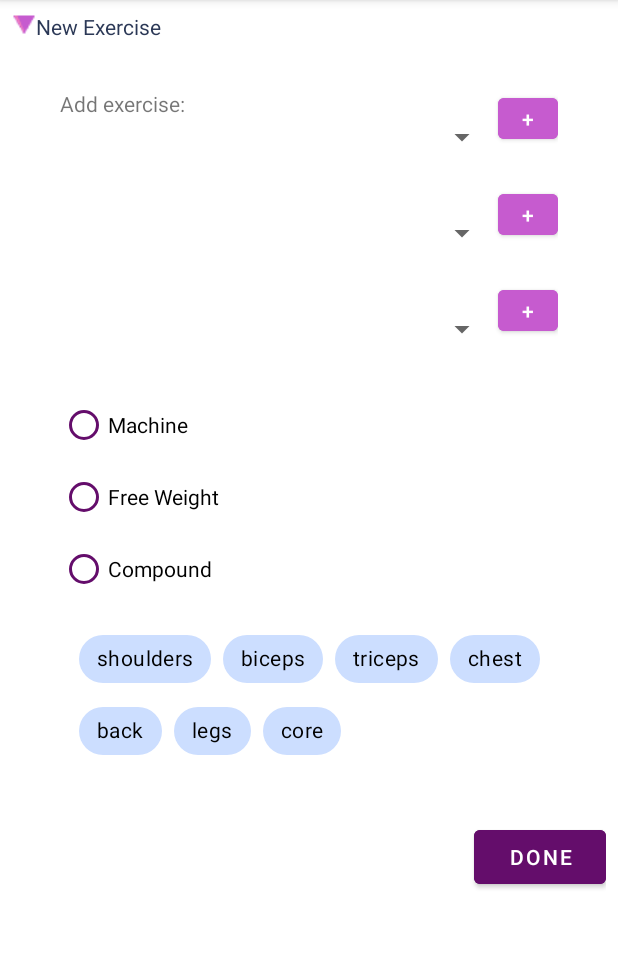
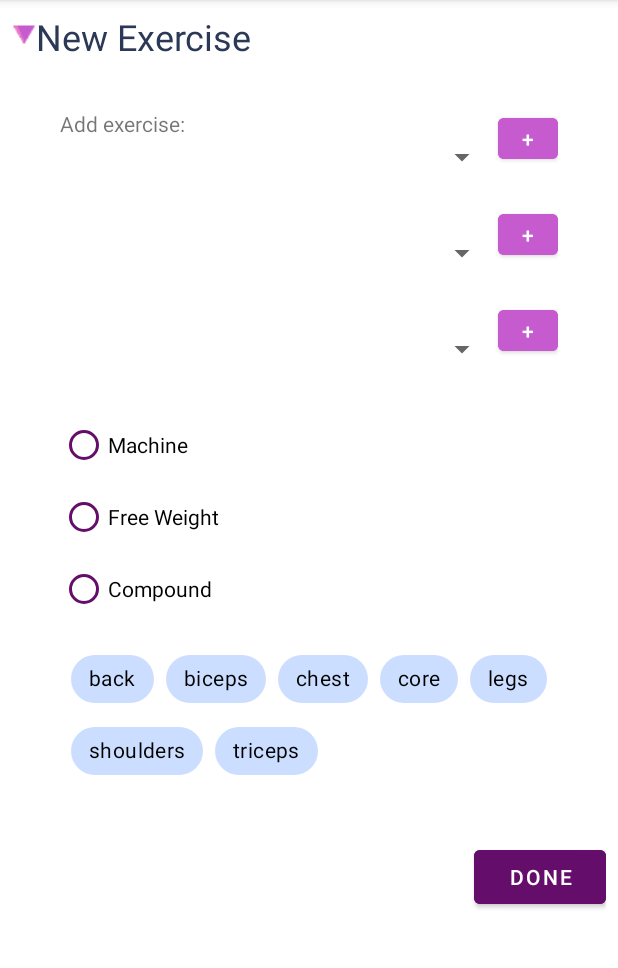
Before and after one commit to OverlordAlex/Fitocrazy, an Android app: the AddNewExerciseToWorkoutActivity screen opened directly, with no data from a screen before it, on a phone screen of 412 x 824 dp, the part 84-1052 px from its top. Run offline under Robolectric (Android 15) with nearby library versions, the phone set to English and light mode, and no system bars; our stand-ins replace Room's generated code.

Commit message:
Minor bug fixes and QoL improvements

```diff
--- a/app/build.gradle.kts
+++ b/app/build.gradle.kts
@@ -17,6 +17,7 @@ android {
         targetSdk = 34
         versionCode = 2
         versionName = "2.0"
+//        version 13 of the DB
 
         testInstrumentationRunner = "androidx.test.runner.AndroidJUnitRunner"
     }
--- a/app/src/main/AndroidManifest.xml
+++ b/app/src/main/AndroidManifest.xml
@@ -16,8 +16,7 @@
         tools:targetApi="31">
         <activity
             android:name=".HomepageActivity"
-            android:exported="true"
-            android:label="@string/title_activity_homepage">
+            android:exported="true">
             <intent-filter>
                 <action android:name="android.intent.action.MAIN" />
 
@@ -30,7 +29,8 @@
             android:exported="true"
             android:parentActivityName=".HomepageActivity"
             android:launchMode="singleInstance"
-            android:theme="@style/Theme.MaterialComponents.DayNight.NoActionBar"/>
+            android:theme="@style/Theme.MaterialComponents.DayNight.NoActionBar"
+            android:windowSoftInputMode="adjustPan" />
         <activity
             android:name=".ui.home.workout.addExercise.AddNewExerciseToWorkoutActivity"
             android:exported="true"
--- a/app/src/main/java/com/itsabugnotafeature/fitocrazy/ui/home/workout/addExercise/AddNewExerciseToWorkoutActivity.kt
+++ b/app/src/main/java/com/itsabugnotafeature/fitocrazy/ui/home/workout/addExercise/AddNewExerciseToWorkoutActivity.kt
@@ -97,13 +97,14 @@ class AddNewExerciseToWorkoutActivity : AppCompatActivity(), AdapterView.OnItemS
                         val db = ExerciseDatabase.getInstance(applicationContext)
                         val existing = db.exerciseDao().getExerciseComponent(enteredText, exerciseComponentType)
                         if (existing == null) {
-                            db.exerciseDao().addExerciseComponent(
-                                ExerciseComponentModel(
-                                    0,
-                                    enteredText,
-                                    exerciseComponentType
-                                )
+                            val newComponent = ExerciseComponentModel(
+                                0,
+                                enteredText,
+                                exerciseComponentType
                             )
+                            newComponent.componentId = db.exerciseDao().addExerciseComponent(newComponent)
+                            updateSpinnerData()
+                            spinner.setSelection(equipmentAdapter.getPosition(newComponent))
                         } else {
                             spinner.setSelection(
                                 (spinner.adapter as ArrayAdapter<ExerciseComponentModel>).getPosition(
@@ -111,8 +112,6 @@ class AddNewExerciseToWorkoutActivity : AppCompatActivity(), AdapterView.OnItemS
                                 ), false
                             )
                         }
-                        updateSpinnerData()
-                        spinner.setSelection(spinner.adapter.count - 1)
                     }
                 }
             }
@@ -123,15 +122,15 @@ class AddNewExerciseToWorkoutActivity : AppCompatActivity(), AdapterView.OnItemS
         val db = ExerciseDatabase.getInstance(this)
         equipmentAdapter.clear()
         equipmentAdapter.addAll(
-            db.exerciseDao().getExerciseComponent(ExerciseComponentType.EQUIPMENT)
+            db.exerciseDao().getExerciseComponent(ExerciseComponentType.EQUIPMENT).sortedBy { it.name }
         )
         locationAdapter.clear()
         locationAdapter.addAll(
-            db.exerciseDao().getExerciseComponent(ExerciseComponentType.LOCATION)
+            db.exerciseDao().getExerciseComponent(ExerciseComponentType.LOCATION).sortedBy { it.name }
         )
         movementAdapter.clear()
         movementAdapter.addAll(
-            db.exerciseDao().getExerciseComponent(ExerciseComponentType.MOVEMENT)
+            db.exerciseDao().getExerciseComponent(ExerciseComponentType.MOVEMENT).sortedBy { it.name }
         )
     }
 
@@ -203,7 +202,7 @@ class AddNewExerciseToWorkoutActivity : AppCompatActivity(), AdapterView.OnItemS
         val addExerciseButton: Button = findViewById(R.id.btn_addExercise)
 
         val chipGroup = findViewById<ChipGroup>(R.id.chipGroup_exerciseTags)
-        val chipList = resources.getStringArray(R.array.arrayOfExerciseTagChips)
+        val chipList = resources.getStringArray(R.array.arrayOfExerciseTagChips).sorted()
         chipList.forEach { chipName ->
             val newChip = Chip(this)
             newChip.text = chipName
--- a/app/src/main/res/layout/activity_add_new_exercise_to_workout.xml
+++ b/app/src/main/res/layout/activity_add_new_exercise_to_workout.xml
@@ -14,16 +14,21 @@
         android:id="@+id/list_addExerciseSuggestions"
         android:layout_width="match_parent"
         android:layout_height="wrap_content"
+        android:fadeScrollbars="false"
+        android:scrollIndicators="end"
+        android:scrollbarAlwaysDrawVerticalTrack="true"
+        android:scrollbars="vertical"
         app:layout_constraintBottom_toTopOf="@id/search_addExercise"
         app:layout_constraintEnd_toEndOf="parent"
         app:layout_constraintEnd_toStartOf="parent"
-        app:layout_constraintHeight_max="180dp"
+        app:layout_constraintHeight_max="320dp"
         app:layout_constraintTop_toTopOf="parent" />
 
     <SearchView
         android:id="@+id/search_addExercise"
         android:layout_width="match_parent"
         android:layout_height="wrap_content"
+        android:iconifiedByDefault="false"
         android:saveEnabled="false"
         app:layout_constraintEnd_toEndOf="parent"
         app:layout_constraintStart_toStartOf="parent"
@@ -37,6 +42,7 @@
         android:gravity="center_vertical"
         android:text="@string/label_ExpandNewExerciseGroup"
         android:textColor="@color/slate_dark"
+        android:textSize="24sp"
         app:layout_constraintStart_toStartOf="parent"
         app:layout_constraintTop_toBottomOf="@+id/search_addExercise" />
 
--- a/app/src/main/res/layout/activity_workout.xml
+++ b/app/src/main/res/layout/activity_workout.xml
@@ -6,7 +6,7 @@
     android:layout_width="match_parent"
     android:layout_height="match_parent"
     android:background="@color/blue_accent_light"
-    tools:context=".ui.home.workout.WorkoutActivity">
+    tools:context=".ui.home.workout.WorkoutActivity" >
 
     <androidx.appcompat.widget.Toolbar
         android:id="@+id/toolbar_workout"
@@ -111,6 +111,7 @@
                     android:layout_width="match_parent"
                     android:layout_height="match_parent"
                     android:layout_weight="1"
+                    android:drawableStart="@android:drawable/ic_media_play"
                     android:gravity="center"
                     android:text="3:21"
                     android:textSize="48sp"
@@ -261,7 +262,7 @@
             <androidx.recyclerview.widget.RecyclerView
                 android:id="@+id/list_exercisesInCurrentWorkout"
                 android:layout_width="match_parent"
-                android:layout_height="match_parent"
+                android:layout_height="wrap_content"
                 android:paddingHorizontal="2dp">
 
             </androidx.recyclerview.widget.RecyclerView>
--- a/app/src/main/res/layout/fragment_exercise_component.xml
+++ b/app/src/main/res/layout/fragment_exercise_component.xml
@@ -32,9 +32,10 @@
         android:id="@+id/search_componentList"
         android:layout_width="0dp"
         android:layout_height="wrap_content"
+        android:iconifiedByDefault="false"
         app:layout_constraintEnd_toEndOf="parent"
         app:layout_constraintStart_toStartOf="parent"
-        app:layout_constraintTop_toBottomOf="@id/btn_addNewComponent" >
+        app:layout_constraintTop_toBottomOf="@id/btn_addNewComponent">
 
     </SearchView>
 
--- a/app/src/main/res/layout/fragment_exercise_component_row.xml
+++ b/app/src/main/res/layout/fragment_exercise_component_row.xml
@@ -18,7 +18,7 @@
             android:layout_height="wrap_content"
             android:text="TextView"
             android:textColor="@color/black"
-            android:textSize="32dp"
+            android:textSize="28dp"
             app:layout_constraintStart_toStartOf="parent"
             app:layout_constraintTop_toTopOf="parent" />
 
```
Also changed, not shown: app/src/main/java/com/itsabugnotafeature/fitocrazy/common/ExerciseDB.kt (+27 -9 lines), app/src/main/java/com/itsabugnotafeature/fitocrazy/ui/home/workout/WorkoutActivity.kt (+32 -15 lines), app/src/main/res/layout/workout_exercise_row.xml (+41 -28 lines), 4 other files.
